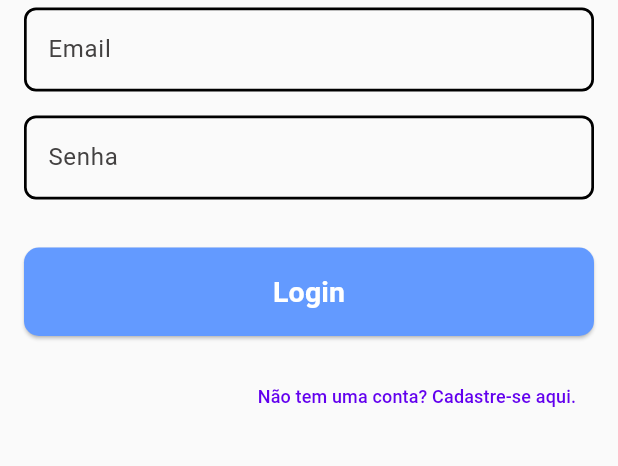
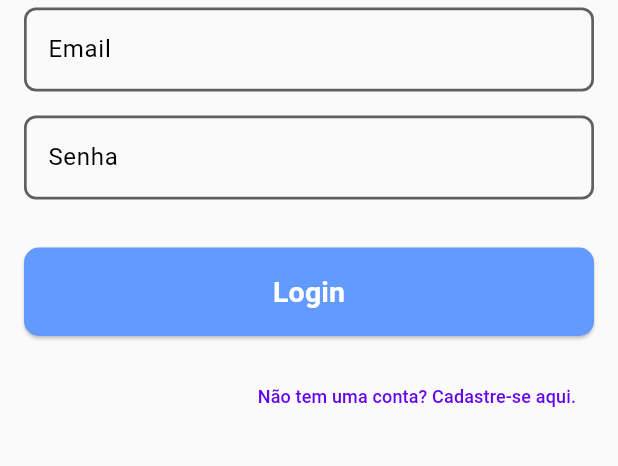
Before and after one commit to iago-F/Aplicacao_mobile, a Flutter app: the screen it shows after launch, on a phone screen of 412 x 824 dp, the part 552-1018 px from its top. Run offline on Flutter 3.47's test engine with Material 3 defaults, Android fonts, the phone set to English and light mode, and no system bars; our stand-ins replace cloud_firestore, firebase_auth, firebase_core, firebase_storage, image_picker; accounts and stored records are empty.

Commit message:
style main

```diff
--- a/lib/agendamento/meus_agendamentos_page.dart
+++ b/lib/agendamento/meus_agendamentos_page.dart
@@ -46,7 +46,7 @@ class MinhasVisitasPage extends StatelessWidget {
     return Scaffold(
       appBar: AppBar(
         title: const Text('Visitas Agendadas'),
-        backgroundColor: Colors.blueAccent,
+        backgroundColor: Colors.blue[300],
       ),
       body: FutureBuilder<List<VisitaModel>>(
         future: _listarVisitasDoUsuario(),
--- a/lib/casa/casa_service.dart
+++ b/lib/casa/casa_service.dart
@@ -15,7 +15,6 @@ class CasaServices extends ChangeNotifier {
 
   // Getter para acessar a lista de casas
   List<Casa> get casas => _casas;
-
   // Método para cadastrar uma casa
   Future<bool> cadastrarCasa(Casa casa, File imageFile) async {
     try {
--- a/lib/main.dart
+++ b/lib/main.dart
@@ -60,38 +60,71 @@ class MyApp extends StatelessWidget {
             onSurface: const Color.fromARGB(
                 255, 67, 65, 65), // Cor do texto ou ícones sobre 'surface'
           ),
+
+          // Configuração do cursor e seleção
+          textSelectionTheme: TextSelectionThemeData(
+            cursorColor:
+                Color.fromARGB(255, 99, 154, 255), // Cor do ponteiro (cursor)
+            selectionColor:
+                Colors.grey.withOpacity(0.3), // Cor da seleção de texto
+            selectionHandleColor: Colors.black, // Cor dos "handles" de seleção
+          ),
+
           // Configuração do AppBar
           appBarTheme: AppBarTheme(
             backgroundColor: Colors.blue, // Cor do AppBar
             foregroundColor: Colors.white, // Cor do texto ou ícones no AppBar
           ),
+
           // Configuração dos Botões
           elevatedButtonTheme: ElevatedButtonThemeData(
             style: ElevatedButton.styleFrom(
               backgroundColor: Colors.white, // Cor de fundo do botão
-              foregroundColor: const Color.fromARGB(
+              foregroundColor: Color.fromARGB(
                   255, 255, 255, 255), // Cor do texto ou ícones no botão
               shape: RoundedRectangleBorder(
                 borderRadius: BorderRadius.circular(8),
               ),
             ),
           ),
+
           // Configuração dos Inputs
           inputDecorationTheme: InputDecorationTheme(
             border: OutlineInputBorder(
               borderRadius: BorderRadius.circular(8),
               borderSide: BorderSide(
-                  color: Color.fromARGB(255, 0, 0, 0),
-                  width: 1.8), // Borda laranja
+                color: Color.fromARGB(221, 74, 72, 72), // Cor padrão da borda
+                width: 1.8,
+              ),
             ),
             enabledBorder: OutlineInputBorder(
               borderRadius: BorderRadius.circular(8),
               borderSide: BorderSide(
-                  color: const Color.fromARGB(255, 0, 0, 0),
-                  width: 1.8), // Borda laranja
+                color: Color.fromARGB(
+                    221, 74, 72, 72), // Cor da borda quando habilitado
+                width: 1.8,
+              ),
+            ),
+            focusedBorder: OutlineInputBorder(
+              borderRadius: BorderRadius.circular(8),
+              borderSide: BorderSide(
+                color:
+                    Color.fromARGB(255, 99, 154, 255), // Cor da borda ao focar
+                width: 1.8,
+              ),
+            ),
+            focusColor: Colors.transparent, // Remove cor de foco interna
+            labelStyle: TextStyle(
+              color: const Color.fromARGB(
+                  255, 0, 0, 0), // Cor da label quando não está focada
+            ),
+            floatingLabelStyle: TextStyle(
+              color: Color.fromARGB(
+                  255, 99, 154, 255), // Cor da label quando está focada
             ),
           ),
         ),
+
         home: LoginPage(), // Aqui você pode definir a página inicial
       ),
     );
--- a/lib/usuario/meu_perfil_page.dart
+++ b/lib/usuario/meu_perfil_page.dart
@@ -82,7 +82,7 @@ class PerfilPage extends StatelessWidget {
                   child: Padding(
                     padding: const EdgeInsets.symmetric(horizontal: 8.0),
                     child: ElevatedButton.icon(
-                      icon: Icon(Icons.edit),
+                      icon: Icon(Icons.edit, color: Colors.blue),
                       label: Text('Editar Perfil',
                           style: TextStyle(color: Colors.blue)),
                       onPressed: () {
@@ -124,8 +124,7 @@ class PerfilPage extends StatelessWidget {
                         ),
                         padding:
                             EdgeInsets.symmetric(horizontal: 30, vertical: 12),
-                        backgroundColor:
-                            Colors.white, // Altere para backgroundColor
+                        backgroundColor: Colors.white,
                         side: BorderSide(color: Colors.red),
                       ),
                     ),
```
